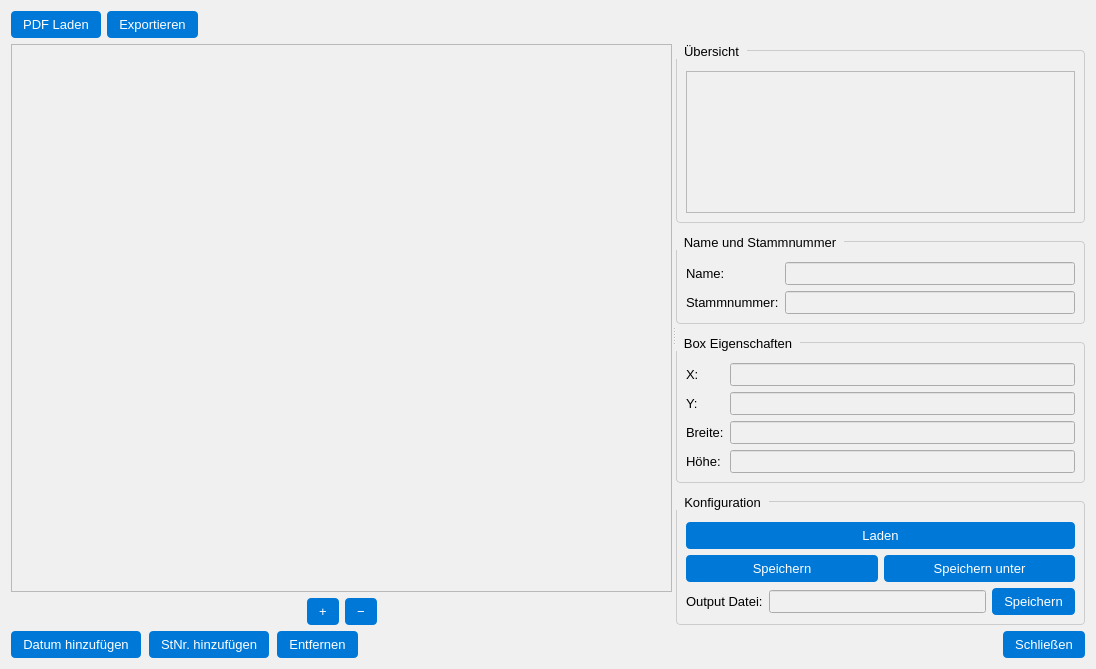
The window that src/ui/design/pdf_display.ui (CodeName-666/VDataParser) describes before a commit, drawn with Qt 5.
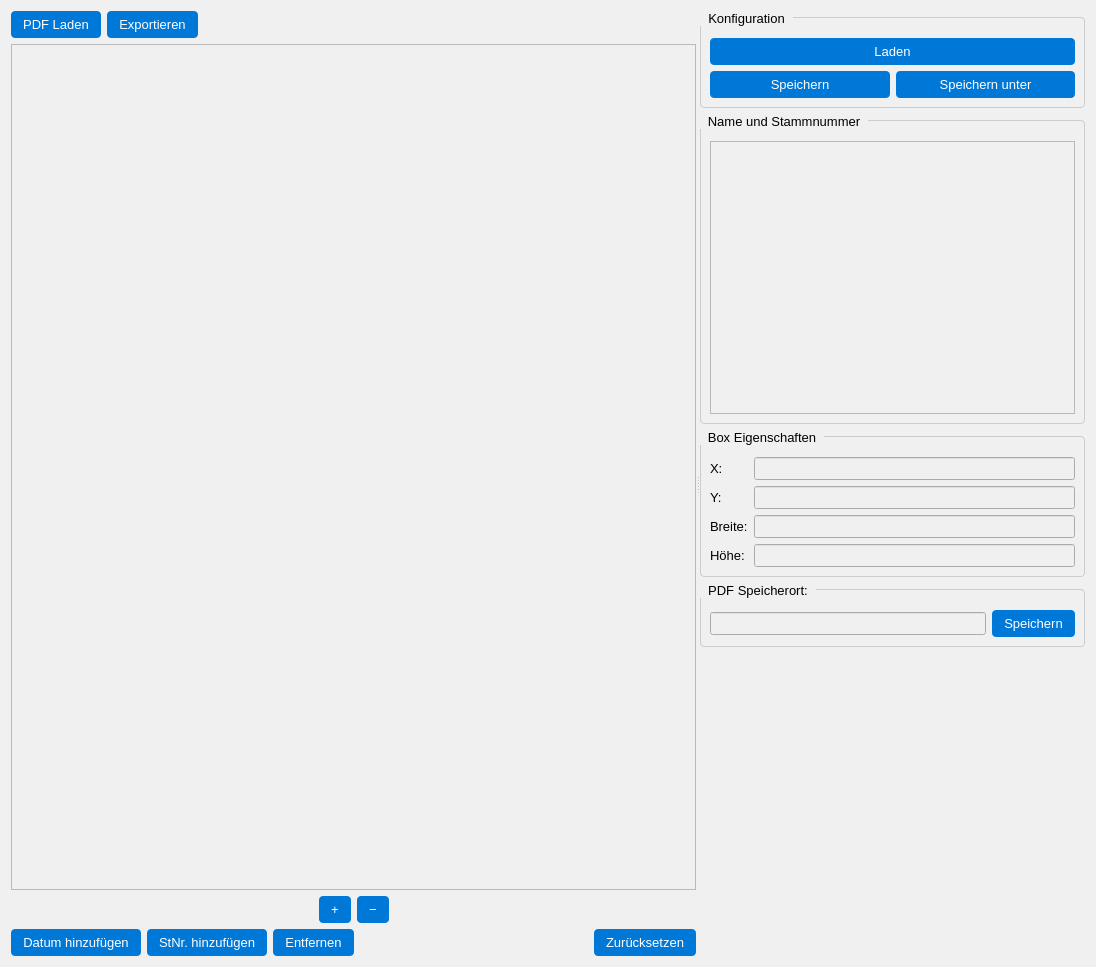
The same window after the commit.

Commit message: Change PDF Display Layout and remove old methods

What changed in the file:
```diff
--- a/src/ui/design/pdf_display.ui
+++ b/src/ui/design/pdf_display.ui
@@ -7,7 +7,7 @@
     <x>0</x>
     <y>0</y>
     <width>1096</width>
-    <height>669</height>
+    <height>967</height>
    </rect>
   </property>
   <property name="windowTitle">
@@ -20,7 +20,14 @@
 QGroupBox { border: 1px solid #cccccc; border-radius: 4px; margin-top: 6px; }
 QGroupBox::title { subcontrol-origin: margin; subcontrol-position: top left; padding: 0 6px; }</string>
   </property>
-  <layout class="QVBoxLayout" name="verticalLayout">
+  <layout class="QVBoxLayout" name="verticalLayout_5">
+   <item>
+    <widget class="QSplitter" name="splitter">
+     <property name="orientation">
+      <enum>Qt::Orientation::Horizontal</enum>
+     </property>
+     <widget class="QWidget" name="">
+      <layout class="QVBoxLayout" name="verticalLayout_4">
    <item>
     <layout class="QHBoxLayout" name="horizontalLayout_toolbar">
      <property name="spacing">
@@ -59,17 +66,6 @@
     </layout>
    </item>
    <item>
-    <widget class="QSplitter" name="splitter_main">
-     <property name="orientation">
-      <enum>Qt::Orientation::Horizontal</enum>
-     </property>
-     <widget class="QWidget" name="pdfContainer">
-      <property name="sizePolicy">
-       <sizepolicy hsizetype="Expanding" vsizetype="Expanding">
-        <horstretch>2</horstretch>
-        <verstretch>1</verstretch>
-       </sizepolicy>
-      </property>
       <layout class="QVBoxLayout" name="verticalLayout_pdf">
        <item>
         <widget class="QGraphicsView" name="graphicsView">
@@ -135,70 +131,115 @@
         </layout>
        </item>
       </layout>
-     </widget>
-     <widget class="QWidget" name="sidebarWidget">
-      <property name="sizePolicy">
-       <sizepolicy hsizetype="Minimum" vsizetype="Expanding">
-        <horstretch>1</horstretch>
-        <verstretch>1</verstretch>
-       </sizepolicy>
-      </property>
-      <layout class="QVBoxLayout" name="verticalLayout_sidebar">
-       <property name="spacing">
-        <number>12</number>
-       </property>
+       </item>
+       <item>
+        <layout class="QHBoxLayout" name="horizontalLayout_3">
+         <item>
+          <widget class="QPushButton" name="btnAddSingleBox">
+           <property name="text">
+            <string>Datum hinzufügen</string>
+           </property>
+          </widget>
+         </item>
+         <item>
+          <widget class="QPushButton" name="btnAddBoxPair">
+           <property name="text">
+            <string>StNr. hinzufügen</string>
+           </property>
+          </widget>
+         </item>
+         <item>
+          <widget class="QPushButton" name="btnRemoveBoxPair">
+           <property name="text">
+            <string>Entfernen</string>
+           </property>
+          </widget>
+         </item>
+         <item>
+          <spacer name="actionSpacer">
+           <property name="orientation">
+            <enum>Qt::Orientation::Horizontal</enum>
+           </property>
+           <property name="sizeType">
+            <enum>QSizePolicy::Policy::Expanding</enum>
+           </property>
+           <property name="sizeHint" stdset="0">
+            <size>
+             <width>40</width>
+             <height>20</height>
+            </size>
+           </property>
+          </spacer>
+         </item>
+         <item>
+          <widget class="QPushButton" name="btnRestore">
+           <property name="text">
+            <string>Zurücksetzen</string>
+           </property>
+          </widget>
+         </item>
+        </layout>
+       </item>
+      </layout>
+     </widget>
+     <widget class="QWidget" name="">
+      <layout class="QVBoxLayout" name="verticalLayout">
+       <item>
+        <widget class="QGroupBox" name="groupBox_3">
+         <property name="title">
+          <string>Konfiguration</string>
+         </property>
+         <layout class="QVBoxLayout" name="verticalLayout_3">
+          <property name="topMargin">
+           <number>20</number>
+          </property>
+          <item>
+           <widget class="QPushButton" name="btnLoadConfig">
+            <property name="text">
+             <string>Laden</string>
+            </property>
+           </widget>
+          </item>
+          <item>
+           <layout class="QHBoxLayout" name="horizontalLayout">
+            <item>
+             <widget class="QPushButton" name="btnSaveConfig">
+              <property name="text">
+               <string>Speichern</string>
+              </property>
+              <attribute name="buttonGroup">
+               <string notr="true">buttonGroup</string>
+              </attribute>
+             </widget>
+            </item>
+            <item>
+             <widget class="QPushButton" name="btnSaveAsConfig">
+              <property name="text">
+               <string>Speichern unter</string>
+              </property>
+              <attribute name="buttonGroup">
+               <string notr="true">buttonGroup</string>
+              </attribute>
+             </widget>
+            </item>
+           </layout>
+          </item>
+         </layout>
+        </widget>
+       </item>
        <item>
         <widget class="QGroupBox" name="groupBox_2">
          <property name="title">
-          <string>Übersicht</string>
-         </property>
-         <layout class="QVBoxLayout" name="verticalLayout_2">
-          <property name="topMargin">
-           <number>20</number>
-          </property>
-          <item>
-           <widget class="QListWidget" name="listBoxPairs"/>
-          </item>
-         </layout>
-        </widget>
-       </item>
-       <item>
-        <widget class="QGroupBox" name="groupBox">
-         <property name="title">
           <string>Name und Stammnummer</string>
          </property>
-         <layout class="QFormLayout" name="formLayout_1">
+         <layout class="QVBoxLayout" name="verticalLayout_2">
           <property name="topMargin">
            <number>20</number>
           </property>
-          <item row="0" column="0">
-           <widget class="QLabel" name="label_name">
-            <property name="text">
-             <string>Name:</string>
-            </property>
-           </widget>
-          </item>
-          <item row="0" column="1">
-           <widget class="QLineEdit" name="lineEditName">
+          <item>
+           <widget class="QListWidget" name="listBoxPairs">
             <property name="sizePolicy">
-             <sizepolicy hsizetype="Minimum" vsizetype="Fixed">
-              <horstretch>0</horstretch>
-              <verstretch>0</verstretch>
-             </sizepolicy>
-            </property>
-           </widget>
-          </item>
-          <item row="1" column="0">
-           <widget class="QLabel" name="label_stammnummer">
-            <property name="text">
-             <string>Stammnummer:</string>
-            </property>
-           </widget>
-          </item>
-          <item row="1" column="1">
-           <widget class="QLineEdit" name="lineEditStammnummer">
-            <property name="sizePolicy">
-             <sizepolicy hsizetype="Minimum" vsizetype="Fixed">
+             <sizepolicy hsizetype="Preferred" vsizetype="Expanding">
               <horstretch>0</horstretch>
               <verstretch>0</verstretch>
              </sizepolicy>
@@ -289,55 +330,15 @@
         </widget>
        </item>
        <item>
-        <widget class="QGroupBox" name="groupBox_3">
+        <widget class="QGroupBox" name="groupBox">
          <property name="title">
-          <string>Konfiguration</string>
+          <string>PDF Speicherort:</string>
          </property>
-         <layout class="QVBoxLayout" name="verticalLayout_3">
+         <layout class="QHBoxLayout" name="horizontalLayout_2">
           <property name="topMargin">
            <number>20</number>
           </property>
           <item>
-           <widget class="QPushButton" name="btnLoadConfig">
-            <property name="text">
-             <string>Laden</string>
-            </property>
-           </widget>
-          </item>
-          <item>
-           <layout class="QHBoxLayout" name="horizontalLayout">
-            <item>
-             <widget class="QPushButton" name="btnSaveConfig">
-              <property name="text">
-               <string>Speichern</string>
-              </property>
-              <attribute name="buttonGroup">
-               <string notr="true">buttonGroup</string>
-              </attribute>
-            </widget>
-           </item>
-           <item>
-            <widget class="QPushButton" name="btnSaveAsConfig">
-              <property name="text">
-               <string>Speichern unter</string>
-              </property>
-              <attribute name="buttonGroup">
-               <string notr="true">buttonGroup</string>
-              </attribute>
-            </widget>
-           </item>
-          </layout>
-         </item>
-         <item>
-          <layout class="QFormLayout" name="formLayoutOutput">
-           <item row="0" column="0">
-            <widget class="QLabel" name="labelOutputPath">
-             <property name="text">
-              <string>Output Datei:</string>
-             </property>
-            </widget>
-           </item>
-           <item row="0" column="1">
             <layout class="QHBoxLayout" name="layoutOutput">
              <item>
               <widget class="QLineEdit" name="lineEditOutputPath"/>
@@ -352,8 +353,6 @@
             </layout>
            </item>
           </layout>
-         </item>
-         </layout>
         </widget>
        </item>
        <item>
@@ -367,7 +366,7 @@
          <property name="sizeHint" stdset="0">
           <size>
            <width>20</width>
-           <height>40</height>
+           <height>17</height>
           </size>
          </property>
         </spacer>
@@ -376,57 +375,6 @@
      </widget>
     </widget>
    </item>
-   <item>
-    <layout class="QHBoxLayout" name="horizontalLayout_actions">
-     <property name="spacing">
-      <number>8</number>
-     </property>
-     <item>
-      <widget class="QPushButton" name="btnAddSingleBox">
-       <property name="text">
-        <string>Datum hinzufügen</string>
-       </property>
-      </widget>
-     </item>
-     <item>
-      <widget class="QPushButton" name="btnAddBoxPair">
-       <property name="text">
-        <string>StNr. hinzufügen</string>
-       </property>
-      </widget>
-     </item>
-     <item>
-      <widget class="QPushButton" name="btnRemoveBoxPair">
-       <property name="text">
-        <string>Entfernen</string>
-       </property>
-      </widget>
-     </item>
-     <item>
-      <spacer name="actionSpacer">
-       <property name="orientation">
-        <enum>Qt::Orientation::Horizontal</enum>
-       </property>
-       <property name="sizeType">
-        <enum>QSizePolicy::Policy::Expanding</enum>
-       </property>
-       <property name="sizeHint" stdset="0">
-        <size>
-         <width>40</width>
-         <height>20</height>
-        </size>
-       </property>
-      </spacer>
-     </item>
-     <item>
-      <widget class="QPushButton" name="btnClosePDF">
-       <property name="text">
-        <string>Schließen</string>
-       </property>
-      </widget>
-     </item>
-    </layout>
-   </item>
   </layout>
  </widget>
  <resources/>
```
Lines whose indentation alone changed are shown as unchanged. The commit also changes 3 other files.
